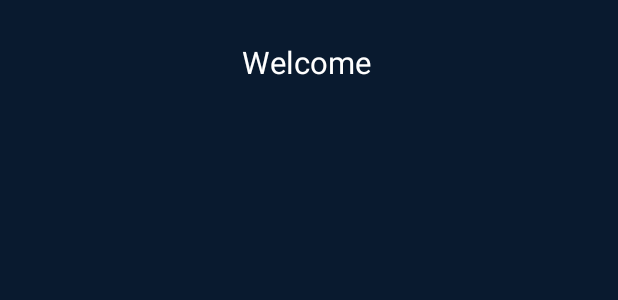
After one commit to sahetu/InternshipOnline, an Android app: the layout activity_dashboard.xml on its own in the app's theme, with its tools: preview values and no code run, on a phone screen of 412 x 824 dp. The commit adds this screen. Shown: the top 300 px of the screen. Run offline under Robolectric (Android 15) with nearby library versions, the phone set to English and light mode, and no system bars; Roboto replaces fonts that are not available here.

Commit message:
Dashboard Java Commit

```diff
--- /dev/null
+++ b/app/src/main/res/layout/activity_dashboard.xml
@@ -0,0 +1,29 @@
+<?xml version="1.0" encoding="utf-8"?>
+<LinearLayout xmlns:android="http://schemas.android.com/apk/res/android"
+    xmlns:app="http://schemas.android.com/apk/res-auto"
+    xmlns:tools="http://schemas.android.com/tools"
+    android:layout_width="match_parent"
+    android:layout_height="match_parent"
+    android:background="@color/dark_blue"
+    android:orientation="vertical"
+    tools:context=".DashboardActivity">
+
+    <LinearLayout
+        android:layout_marginTop="@dimen/_20sdp"
+        android:layout_gravity="center"
+        android:gravity="center"
+        android:layout_width="wrap_content"
+        android:layout_height="wrap_content">
+
+        <TextView
+            android:text="Welcome"
+            style="@style/text_18"/>
+
+        <TextView
+            android:id="@+id/dashboard_name"
+            android:layout_marginLeft="@dimen/_2sdp"
+            style="@style/text_bold_20"/>
+
+    </LinearLayout>
+
+</LinearLayout>
--- a/app/src/main/res/layout/activity_main.xml
+++ b/app/src/main/res/layout/activity_main.xml
@@ -53,6 +53,7 @@
                     android:hint="@string/user_email" />
 
                 <EditText
+                    android:maxLength="12"
                     android:inputType="textPassword"
                     style="@style/edit_15"
                     android:id="@+id/main_password"
--- a/app/src/main/res/values/themes.xml
+++ b/app/src/main/res/values/themes.xml
@@ -7,6 +7,14 @@
     </style>
 
     <style name="Theme.InternshipOnline" parent="Base.Theme.InternshipOnline" />
+
+    <style name="text_18" parent="Widget.AppCompat.TextView">
+        <item name="android:layout_width">wrap_content</item>
+        <item name="android:layout_height">wrap_content</item>
+        <item name="android:textAlignment">center</item>
+        <item name="android:textColor">@color/white</item>
+        <item name="android:textSize">@dimen/_16sdp</item>
+    </style>
 
     <style name="text_bold_20" parent="Widget.AppCompat.TextView">
         <item name="android:layout_width">wrap_content</item>
```
Also changed, not shown: app/src/main/AndroidManifest.xml (+11 -0 lines), app/src/main/java/internship/online/CommonMethod.java (added, +25 -0 lines), app/src/main/java/internship/online/DashboardActivity.java (added, +30 -0 lines), app/src/main/java/internship/online/MainActivity.java (+35 -6 lines).
